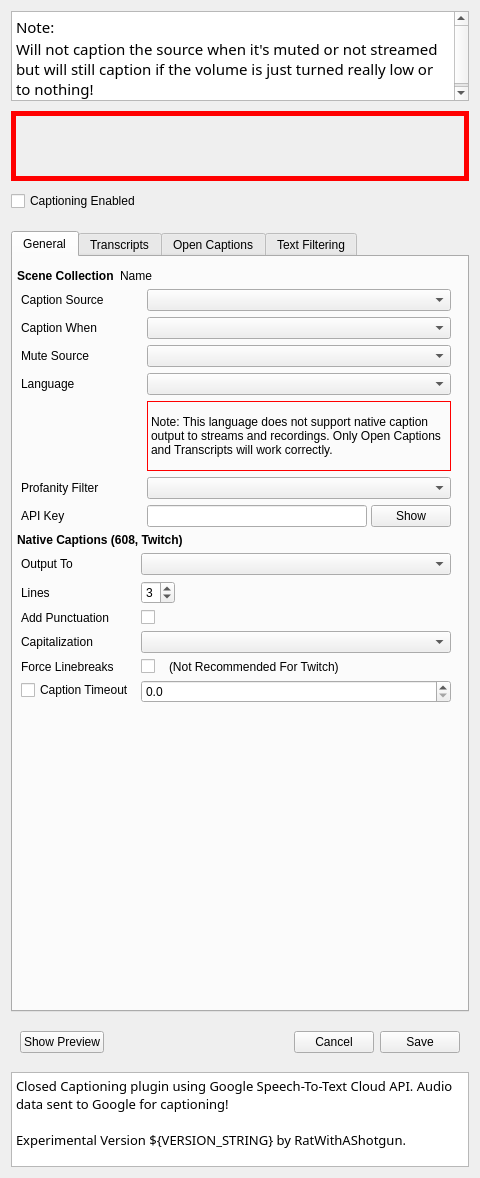
This is src/ui/CaptionSettingsWidget.ui in ratwithacompiler/OBS-captions-plugin as Qt 5 draws it before an edit. The edited form follows.
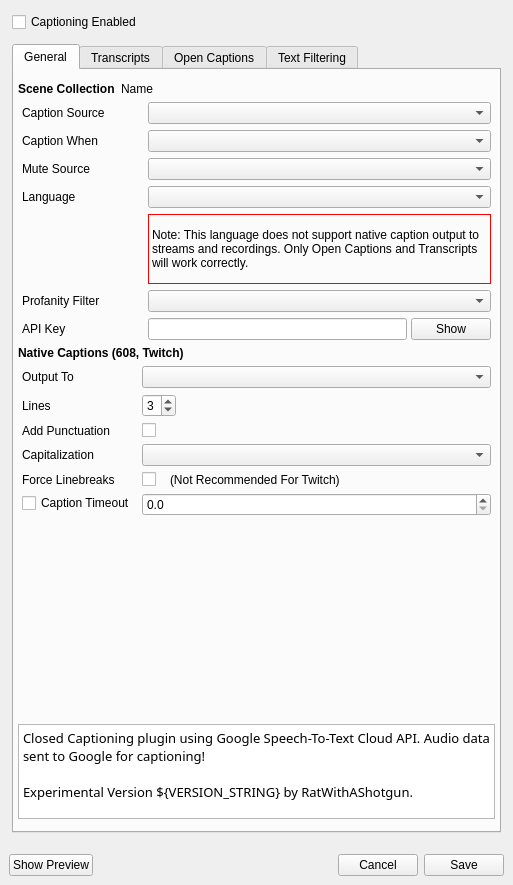
This is the edited form.

Commit message: CaptionSettingsWidget: put in scrollarea, remove top note

```diff
--- a/src/ui/CaptionSettingsWidget.ui
+++ b/src/ui/CaptionSettingsWidget.ui
@@ -6,8 +6,8 @@
    <rect>
     <x>0</x>
     <y>0</y>
-    <width>480</width>
-    <height>1178</height>
+    <width>513</width>
+    <height>885</height>
    </rect>
   </property>
   <property name="sizePolicy">
@@ -19,66 +19,67 @@
   <property name="windowTitle">
    <string>Caption Settings</string>
   </property>
-  <layout class="QVBoxLayout" name="verticalLayout">
+  <layout class="QVBoxLayout" name="verticalLayoutMainOuter">
    <property name="spacing">
-    <number>10</number>
+    <number>0</number>
    </property>
-   <item>
-    <widget class="QTextBrowser" name="textBrowser_2">
-     <property name="sizePolicy">
-      <sizepolicy hsizetype="Expanding" vsizetype="Fixed">
-       <horstretch>0</horstretch>
-       <verstretch>0</verstretch>
-      </sizepolicy>
-     </property>
-     <property name="maximumSize">
-      <size>
-       <width>16777215</width>
-       <height>90</height>
-      </size>
-     </property>
-     <property name="font">
-      <font>
-       <family>.SF NS</family>
-      </font>
-     </property>
-     <property name="html">
-      <string>&lt;!DOCTYPE HTML PUBLIC &quot;-//W3C//DTD HTML 4.0//EN&quot; &quot;http://www.w3.org/TR/REC-html40/strict.dtd&quot;&gt;
-&lt;html&gt;&lt;head&gt;&lt;meta name=&quot;qrichtext&quot; content=&quot;1&quot; /&gt;&lt;style type=&quot;text/css&quot;&gt;
-p, li { white-space: pre-wrap; }
-&lt;/style&gt;&lt;/head&gt;&lt;body style=&quot; font-family:'.SF NS'; font-size:13pt; font-weight:400; font-style:normal;&quot;&gt;
-&lt;p style=&quot; margin-top:0px; margin-bottom:0px; margin-left:0px; margin-right:0px; -qt-block-indent:0; text-indent:0px;&quot;&gt;&lt;span style=&quot; font-family:'.SF NS Text'; font-size:11pt;&quot;&gt;Note:&lt;/span&gt;&lt;/p&gt;
-&lt;p style=&quot; margin-top:0px; margin-bottom:0px; margin-left:0px; margin-right:0px; -qt-block-indent:0; text-indent:0px;&quot;&gt;&lt;span style=&quot; font-family:'.SF NS Text'; font-size:11pt;&quot;&gt;Will not caption the source when it's muted or not streamed but will still caption if the volume is just turned really low or to nothing!&lt;/span&gt;&lt;/p&gt;&lt;/body&gt;&lt;/html&gt;</string>
-     </property>
-    </widget>
-   </item>
+   <property name="leftMargin">
+    <number>0</number>
+   </property>
+   <property name="topMargin">
+    <number>0</number>
+   </property>
+   <property name="rightMargin">
+    <number>0</number>
+   </property>
+   <property name="bottomMargin">
+    <number>0</number>
+   </property>
    <item>
-    <widget class="QLabel" name="errorLabel">
-     <property name="minimumSize">
-      <size>
-       <width>242</width>
-       <height>70</height>
-      </size>
+    <widget class="QScrollArea" name="scrollArea">
+     <property name="frameShape">
+      <enum>QFrame::NoFrame</enum>
      </property>
-     <property name="font">
-      <font>
-       <pointsize>16</pointsize>
-      </font>
-     </property>
-     <property name="styleSheet">
-      <string notr="true">border: 5px solid red;</string>
+     <property name="frameShadow">
+      <enum>QFrame::Plain</enum>
      </property>
      <property name="lineWidth">
-      <number>1</number>
+      <number>0</number>
      </property>
-     <property name="text">
-      <string/>
+     <property name="sizeAdjustPolicy">
+      <enum>QAbstractScrollArea::AdjustToContents</enum>
      </property>
-     <property name="wordWrap">
+     <property name="widgetResizable">
       <bool>true</bool>
      </property>
-    </widget>
-   </item>
+     <property name="alignment">
+      <set>Qt::AlignLeading|Qt::AlignLeft|Qt::AlignTop</set>
+     </property>
+     <widget class="QWidget" name="scrollAreaWidgetContents_2">
+      <property name="geometry">
+       <rect>
+        <x>0</x>
+        <y>0</y>
+        <width>513</width>
+        <height>841</height>
+       </rect>
+      </property>
+      <layout class="QVBoxLayout" name="verticalLayoutMainScrollContainer">
+       <property name="spacing">
+        <number>12</number>
+       </property>
+       <property name="leftMargin">
+        <number>12</number>
+       </property>
+       <property name="topMargin">
+        <number>12</number>
+       </property>
+       <property name="rightMargin">
+        <number>12</number>
+       </property>
+       <property name="bottomMargin">
+        <number>12</number>
+       </property>
    <item>
     <widget class="QCheckBox" name="enabledCheckBox">
      <property name="text">
@@ -86,22 +87,6 @@
      </property>
     </widget>
    </item>
-   <item>
-    <spacer name="verticalSpacer_3">
-     <property name="orientation">
-      <enum>Qt::Vertical</enum>
-     </property>
-     <property name="sizeType">
-      <enum>QSizePolicy::Fixed</enum>
-     </property>
-     <property name="sizeHint" stdset="0">
-      <size>
-       <width>20</width>
-       <height>10</height>
-      </size>
-     </property>
-    </spacer>
-   </item>
    <item>
     <widget class="QTabWidget" name="tabWidget">
      <property name="sizePolicy">
@@ -120,7 +105,7 @@
       <attribute name="title">
        <string>General</string>
       </attribute>
-      <layout class="QVBoxLayout" name="verticalLayout_2">
+          <layout class="QVBoxLayout" name="verticalLayoutTabGeneral">
        <property name="spacing">
         <number>6</number>
        </property>
@@ -131,10 +116,10 @@
         <number>12</number>
        </property>
        <property name="rightMargin">
-        <number>12</number>
+            <number>4</number>
        </property>
        <property name="bottomMargin">
-        <number>4</number>
+            <number>12</number>
        </property>
        <item>
         <widget class="QFrame" name="generalSceneCollectionWidget">
@@ -430,6 +415,12 @@
        </item>
        <item>
         <widget class="QLabel" name="label_5">
+             <property name="sizePolicy">
+              <sizepolicy hsizetype="Preferred" vsizetype="Fixed">
+               <horstretch>0</horstretch>
+               <verstretch>0</verstretch>
+              </sizepolicy>
+             </property>
          <property name="font">
           <font>
            <weight>75</weight>
@@ -633,25 +624,56 @@
         </widget>
        </item>
        <item>
-        <spacer name="verticalSpacer_5">
+            <spacer name="verticalSpacer">
          <property name="orientation">
           <enum>Qt::Vertical</enum>
          </property>
          <property name="sizeHint" stdset="0">
           <size>
-           <width>10</width>
-           <height>1</height>
+               <width>20</width>
+               <height>40</height>
           </size>
          </property>
         </spacer>
        </item>
+           <item>
+            <widget class="QTextBrowser" name="bottomTextBrowser">
+             <property name="sizePolicy">
+              <sizepolicy hsizetype="Expanding" vsizetype="Fixed">
+               <horstretch>0</horstretch>
+               <verstretch>0</verstretch>
+              </sizepolicy>
+             </property>
+             <property name="maximumSize">
+              <size>
+               <width>16777215</width>
+               <height>95</height>
+              </size>
+             </property>
+             <property name="font">
+              <font>
+               <family>.SF NS</family>
+               <pointsize>11</pointsize>
+              </font>
+             </property>
+             <property name="html">
+              <string>&lt;!DOCTYPE HTML PUBLIC &quot;-//W3C//DTD HTML 4.0//EN&quot; &quot;http://www.w3.org/TR/REC-html40/strict.dtd&quot;&gt;
+&lt;html&gt;&lt;head&gt;&lt;meta name=&quot;qrichtext&quot; content=&quot;1&quot; /&gt;&lt;style type=&quot;text/css&quot;&gt;
+p, li { white-space: pre-wrap; }
+&lt;/style&gt;&lt;/head&gt;&lt;body style=&quot; font-family:'.SF NS'; font-size:11pt; font-weight:400; font-style:normal;&quot;&gt;
+&lt;p style=&quot; margin-top:0px; margin-bottom:0px; margin-left:0px; margin-right:0px; -qt-block-indent:0; text-indent:0px;&quot;&gt;&lt;span style=&quot; font-family:'.SF NS Text'; font-size:10pt;&quot;&gt;Closed Captioning plugin using Google Speech-To-Text Cloud API. Audio data sent to Google for captioning!&lt;/span&gt;&lt;/p&gt;
+&lt;p style=&quot;-qt-paragraph-type:empty; margin-top:0px; margin-bottom:0px; margin-left:0px; margin-right:0px; -qt-block-indent:0; text-indent:0px; font-family:'.SF NS Text'; font-size:10pt;&quot;&gt;&lt;br /&gt;&lt;/p&gt;
+&lt;p style=&quot; margin-top:0px; margin-bottom:0px; margin-left:0px; margin-right:0px; -qt-block-indent:0; text-indent:0px;&quot;&gt;&lt;span style=&quot; font-family:'.SF NS Text'; font-size:10pt;&quot;&gt;Experimental Version ${VERSION_STRING} by RatWithAShotgun.&lt;/span&gt;&lt;/p&gt;&lt;/body&gt;&lt;/html&gt;</string>
+             </property>
+            </widget>
+           </item>
       </layout>
      </widget>
      <widget class="QWidget" name="tab_2">
       <attribute name="title">
        <string>Transcripts</string>
       </attribute>
-      <layout class="QVBoxLayout">
+          <layout class="QVBoxLayout" name="verticalLayoutTabTranscripts">
        <property name="leftMargin">
         <number>4</number>
        </property>
@@ -1157,26 +1179,13 @@
          </layout>
         </widget>
        </item>
-       <item>
-        <spacer name="verticalSpacer">
-         <property name="orientation">
-          <enum>Qt::Vertical</enum>
-         </property>
-         <property name="sizeHint" stdset="0">
-          <size>
-           <width>9</width>
-           <height>10</height>
-          </size>
-         </property>
-        </spacer>
-       </item>
       </layout>
      </widget>
      <widget class="QWidget" name="tab_3">
       <attribute name="title">
        <string>Open Captions</string>
       </attribute>
-      <layout class="QVBoxLayout" name="openCaptionsVLayout">
+          <layout class="QVBoxLayout" name="verticalLayoutTabOpenCaptions">
        <property name="leftMargin">
         <number>4</number>
        </property>
@@ -1199,8 +1208,8 @@
            <rect>
             <x>0</x>
             <y>0</y>
-            <width>434</width>
-            <height>725</height>
+                <width>467</width>
+                <height>745</height>
            </rect>
           </property>
          </widget>
@@ -1212,7 +1221,7 @@
       <attribute name="title">
        <string>Text Filtering</string>
       </attribute>
-      <layout class="QVBoxLayout" name="verticalLayout_7">
+          <layout class="QVBoxLayout" name="verticalLayoutTabTextFiltering">
        <property name="leftMargin">
         <number>4</number>
        </property>
@@ -1263,8 +1272,12 @@
      </widget>
     </widget>
    </item>
+      </layout>
+     </widget>
+    </widget>
+   </item>
    <item>
-    <widget class="QWidget" name="widget" native="true">
+    <widget class="QWidget" name="footer_save_widget" native="true">
      <property name="sizePolicy">
       <sizepolicy hsizetype="Preferred" vsizetype="Fixed">
        <horstretch>0</horstretch>
@@ -1309,37 +1322,6 @@
      </layout>
     </widget>
    </item>
-   <item>
-    <widget class="QTextBrowser" name="bottomTextBrowser">
-     <property name="sizePolicy">
-      <sizepolicy hsizetype="Expanding" vsizetype="Fixed">
-       <horstretch>0</horstretch>
-       <verstretch>0</verstretch>
-      </sizepolicy>
-     </property>
-     <property name="maximumSize">
-      <size>
-       <width>16777215</width>
-       <height>95</height>
-      </size>
-     </property>
-     <property name="font">
-      <font>
-       <family>.SF NS</family>
-       <pointsize>11</pointsize>
-      </font>
-     </property>
-     <property name="html">
-      <string>&lt;!DOCTYPE HTML PUBLIC &quot;-//W3C//DTD HTML 4.0//EN&quot; &quot;http://www.w3.org/TR/REC-html40/strict.dtd&quot;&gt;
-&lt;html&gt;&lt;head&gt;&lt;meta name=&quot;qrichtext&quot; content=&quot;1&quot; /&gt;&lt;style type=&quot;text/css&quot;&gt;
-p, li { white-space: pre-wrap; }
-&lt;/style&gt;&lt;/head&gt;&lt;body style=&quot; font-family:'.SF NS'; font-size:11pt; font-weight:400; font-style:normal;&quot;&gt;
-&lt;p style=&quot; margin-top:0px; margin-bottom:0px; margin-left:0px; margin-right:0px; -qt-block-indent:0; text-indent:0px;&quot;&gt;&lt;span style=&quot; font-family:'.SF NS Text'; font-size:10pt;&quot;&gt;Closed Captioning plugin using Google Speech-To-Text Cloud API. Audio data sent to Google for captioning!&lt;/span&gt;&lt;/p&gt;
-&lt;p style=&quot;-qt-paragraph-type:empty; margin-top:0px; margin-bottom:0px; margin-left:0px; margin-right:0px; -qt-block-indent:0; text-indent:0px; font-family:'.SF NS Text'; font-size:10pt;&quot;&gt;&lt;br /&gt;&lt;/p&gt;
-&lt;p style=&quot; margin-top:0px; margin-bottom:0px; margin-left:0px; margin-right:0px; -qt-block-indent:0; text-indent:0px;&quot;&gt;&lt;span style=&quot; font-family:'.SF NS Text'; font-size:10pt;&quot;&gt;Experimental Version ${VERSION_STRING} by RatWithAShotgun.&lt;/span&gt;&lt;/p&gt;&lt;/body&gt;&lt;/html&gt;</string>
-     </property>
-    </widget>
-   </item>
   </layout>
  </widget>
  <resources/>
```
Lines whose indentation alone changed are shown as unchanged. The commit also changes 2 other files.
